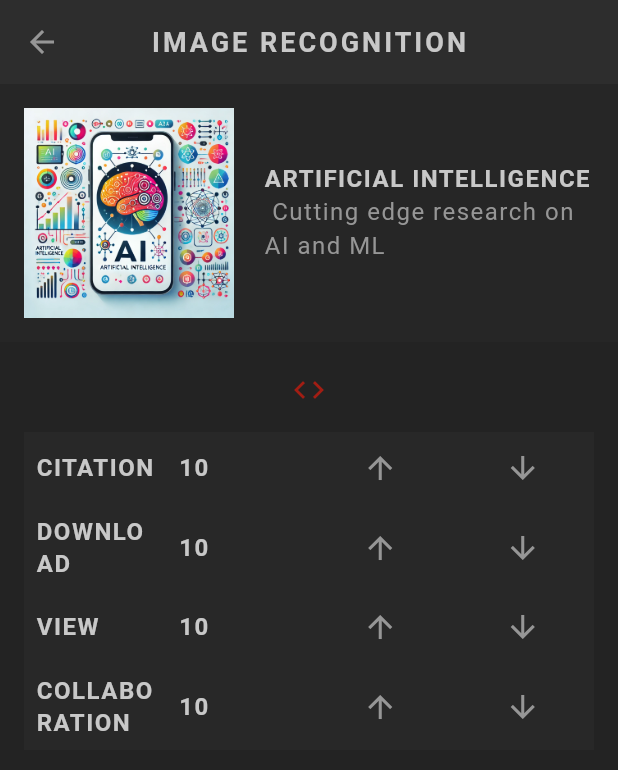
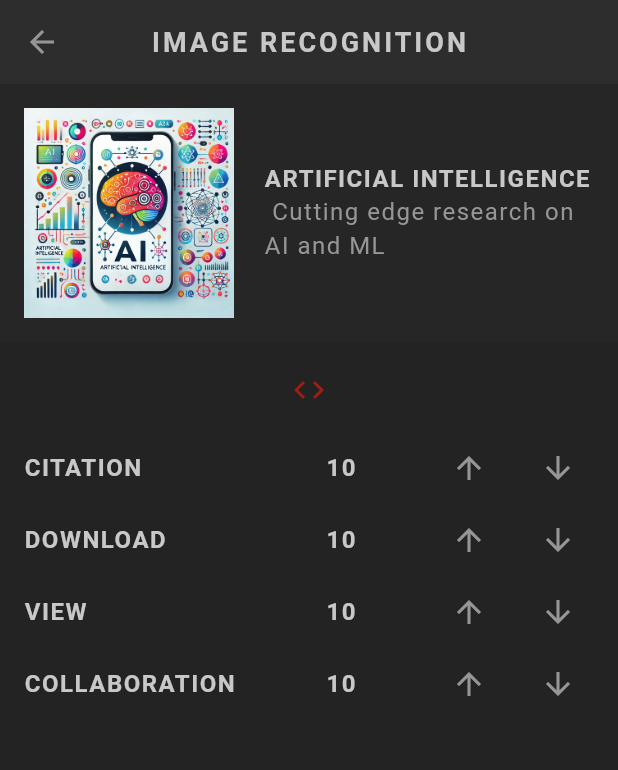
Before and after one commit to christyjackson/research_project, a Flutter app: the Profile screen opened directly with sample values from the repository, on a phone screen of 412 x 824 dp. Shown: the top 770 px of the screen. Run offline on Flutter 3.47's test engine with Material 3 defaults, Android fonts, the phone set to English and light mode, and no system bars; our stand-ins replace google_fonts; Roboto replaces fonts that are missing (Kanit).

Commit message:
Stats table without table widget

```diff
--- a/lib/profile/stats_table.dart
+++ b/lib/profile/stats_table.dart
@@ -1,3 +1,76 @@
+// import 'package:flutter/material.dart';
+// import 'package:research_project/models/project.dart';
+// import 'package:research_project/shared/styled_text.dart';
+// import 'package:research_project/theme.dart';
+
+// class StatsTable extends StatefulWidget {
+//   const StatsTable(this.project, {super.key});
+//   final Project project;
+
+//   @override
+//   State<StatsTable> createState() => _StatsTableState();
+// }
+
+// class _StatsTableState extends State<StatsTable> {
+//   @override
+//   Widget build(BuildContext context) {
+//     return Padding(
+//       padding: EdgeInsets.all(16),
+//       child: Column(
+//         children: [
+//           Table(
+//             children: widget.project.statsAsFormattedList.map((stat) {
+//               return TableRow(
+//                 decoration: BoxDecoration(
+//                     color: AppColors.secondaryColor.withValues(alpha: 0.5)),
+//                 children: [
+//                   TableCell(
+//                     verticalAlignment: TableCellVerticalAlignment.middle,
+//                     child: Padding(
+//                       padding: EdgeInsets.all(8),
+//                       child: StyledHeading(stat['title']!),
+//                     ),
+//                   ),
+//                   TableCell(
+//                       verticalAlignment: TableCellVerticalAlignment.middle,
+//                       child: Padding(
+//                         padding: EdgeInsets.all(8),
+//                         child: StyledHeading(stat['value']!),
+//                       )),
+//                   TableCell(
+//                       verticalAlignment: TableCellVerticalAlignment.middle,
+//                       child: IconButton(
+//                           onPressed: () {
+//                             setState(() {
+//                               widget.project.increaseStat(stat['title']!);
+//                             });
+//                           },
+//                           icon: Icon(
+//                             Icons.arrow_upward,
+//                             color: AppColors.textColor,
+//                           ))),
+//                   TableCell(
+//                       verticalAlignment: TableCellVerticalAlignment.middle,
+//                       child: IconButton(
+//                           onPressed: () {
+//                             setState(() {
+//                               widget.project.decreaseStat(stat['title']!);
+//                             });
+//                           },
+//                           icon: Icon(
+//                             Icons.arrow_downward,
+//                             color: AppColors.textColor,
+//                           )))
+//                 ],
+//               );
+//             }).toList(),
+//           )
+//         ],
+//       ),
+//     );
+//   }
+// }
+
 import 'package:flutter/material.dart';
 import 'package:research_project/models/project.dart';
 import 'package:research_project/shared/styled_text.dart';
@@ -18,28 +91,20 @@ class _StatsTableState extends State<StatsTable> {
       padding: EdgeInsets.all(16),
       child: Column(
         children: [
-          Table(
+          Column(
             children: widget.project.statsAsFormattedList.map((stat) {
-              return TableRow(
-                decoration: BoxDecoration(
-                    color: AppColors.secondaryColor.withValues(alpha: 0.5)),
+              return Row(
+                mainAxisAlignment: MainAxisAlignment.spaceBetween,
                 children: [
-                  TableCell(
-                    verticalAlignment: TableCellVerticalAlignment.middle,
-                    child: Padding(
-                      padding: EdgeInsets.all(8),
+                  SizedBox(
+                    width: 150,
                     child: StyledHeading(stat['title']!),
                   ),
+                  SizedBox(
+                    width: 100,
+                    child: Center(child: StyledHeading(stat['value']!)),
                   ),
-                  TableCell(
-                      verticalAlignment: TableCellVerticalAlignment.middle,
-                      child: Padding(
-                        padding: EdgeInsets.all(8),
-                        child: StyledHeading(stat['value']!),
-                      )),
-                  TableCell(
-                      verticalAlignment: TableCellVerticalAlignment.middle,
-                      child: IconButton(
+                  IconButton(
                     onPressed: () {
                       setState(() {
                         widget.project.increaseStat(stat['title']!);
@@ -48,10 +113,9 @@ class _StatsTableState extends State<StatsTable> {
                     icon: Icon(
                       Icons.arrow_upward,
                       color: AppColors.textColor,
-                          ))),
-                  TableCell(
-                      verticalAlignment: TableCellVerticalAlignment.middle,
-                      child: IconButton(
+                    ),
+                  ),
+                  IconButton(
                     onPressed: () {
                       setState(() {
                         widget.project.decreaseStat(stat['title']!);
@@ -60,11 +124,12 @@ class _StatsTableState extends State<StatsTable> {
                     icon: Icon(
                       Icons.arrow_downward,
                       color: AppColors.textColor,
-                          )))
+                    ),
+                  ),
                 ],
               );
             }).toList(),
-          )
+          ),
         ],
       ),
     );
```
Lines whose indentation alone changed are shown as unchanged.
